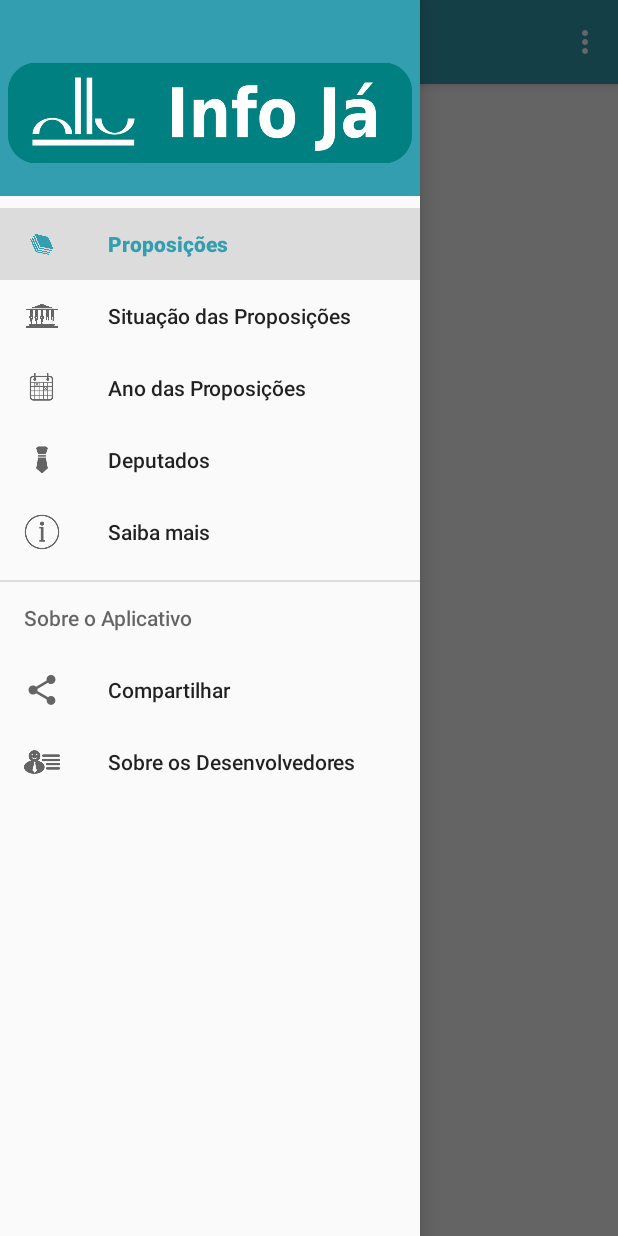
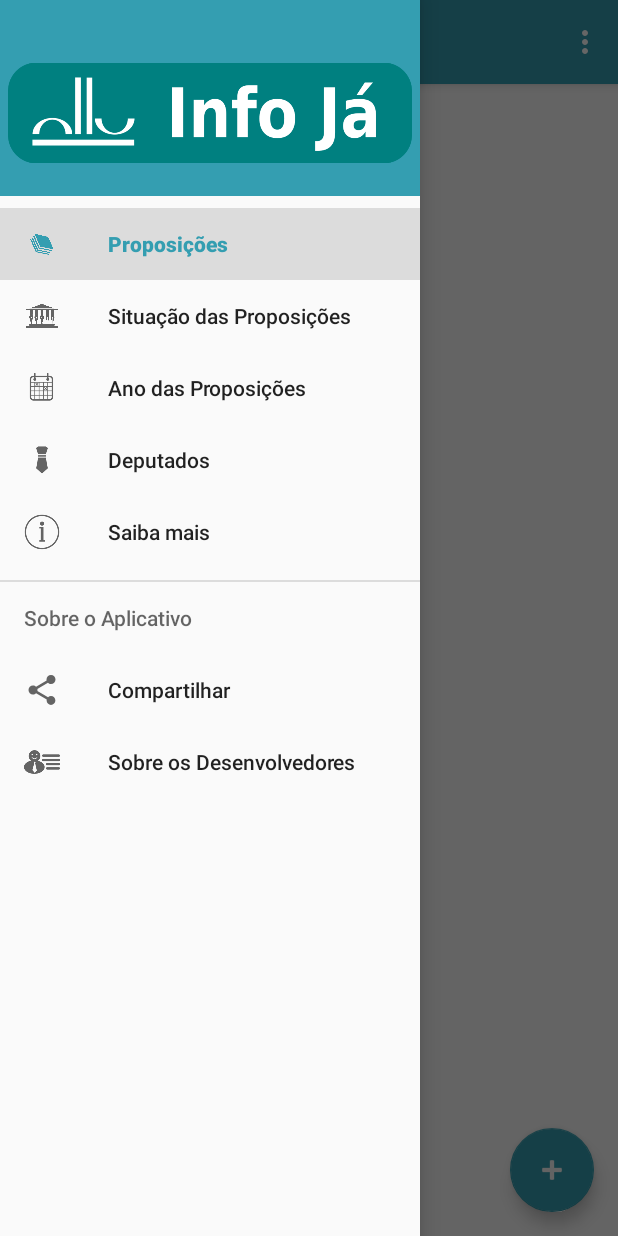
Before and after one commit to larissacazi/ExampleConsumeJSON, an Android app: the screen it shows after launch (MainActivity), with the side drawer open, on a phone screen of 412 x 824 dp. Run offline under Robolectric (Android 15) with nearby library versions, the phone set to English and light mode, and no system bars; 1 statement that could not run was skipped.

Commit message:
Add floating button

```diff
--- a/LegislativoApp/app/src/main/java/zimmermann/larissa/legislativoapp/MainActivity.java
+++ b/LegislativoApp/app/src/main/java/zimmermann/larissa/legislativoapp/MainActivity.java
@@ -3,6 +3,8 @@ package zimmermann.larissa.legislativoapp;
 import android.content.DialogInterface;
 import android.content.Intent;
 import android.os.Bundle;
+import android.support.design.widget.FloatingActionButton;
+import android.support.design.widget.Snackbar;
 import android.support.v7.app.AlertDialog;
 import android.support.v7.widget.LinearLayoutManager;
 import android.support.v7.widget.RecyclerView;
@@ -53,6 +55,15 @@ public class MainActivity extends AppCompatActivity
         setContentView(R.layout.activity_main);
         Toolbar toolbar = (Toolbar) findViewById(R.id.toolbar);
         setSupportActionBar(toolbar);
+
+        FloatingActionButton fab = (FloatingActionButton) findViewById(R.id.fab);
+        fab.setOnClickListener(new View.OnClickListener() {
+            @Override
+            public void onClick(View view) {
+                Snackbar.make(view, "Replace with your own action", Snackbar.LENGTH_LONG)
+                        .setAction("Action", null).show();
+            }
+        });
 
         DrawerLayout drawer = (DrawerLayout) findViewById(R.id.drawer_layout);
         ActionBarDrawerToggle toggle = new ActionBarDrawerToggle(
--- a/LegislativoApp/app/src/main/res/layout/app_bar_main.xml
+++ b/LegislativoApp/app/src/main/res/layout/app_bar_main.xml
@@ -23,4 +23,16 @@
 
     <include layout="@layout/content_main" />
 
+    <android.support.design.widget.FloatingActionButton
+        android:id="@+id/fab"
+        android:layout_width="wrap_content"
+        android:layout_height="wrap_content"
+        android:layout_gravity="bottom|end"
+        android:layout_margin="@dimen/fab_margin"
+        android:tint="@color/colorGreyVeryLight"
+        app:backgroundTint="@color/colorPrimary"
+        app:rippleColor="@color/colorGreyLight"
+        app:srcCompat="@android:drawable/ic_input_add" />
+
+
 </android.support.design.widget.CoordinatorLayout>
--- a/LegislativoApp/app/src/main/res/values/colors.xml
+++ b/LegislativoApp/app/src/main/res/values/colors.xml
@@ -1,6 +1,6 @@
 <?xml version="1.0" encoding="utf-8"?>
 <resources>
-    <color name="colorPrimary">#349EB1</color>
+    <color name="colorPrimary">#349eb1</color>
     <color name="colorPrimaryDark">#147E91</color>
     <color name="colorAccent">#FF4081</color>
 
@@ -10,8 +10,8 @@
     <color name="colorBlack">#222222</color>
     <color name="colorWhite">#FFFFFF</color>
     <color name="colorGrey">#707070</color>
-    <color name="colorGreyLight">#8A8A8A</color>
-    <color name="colorGreyVeryLight">#DADADA</color>
+    <color name="colorGreyLight">#8a8a8a</color>
+    <color name="colorGreyVeryLight">#f9f8f8</color>
     <color name="main_background">#349eb1</color>
 
     <color name="colorOldPrimary">#3F51B5</color>
```
